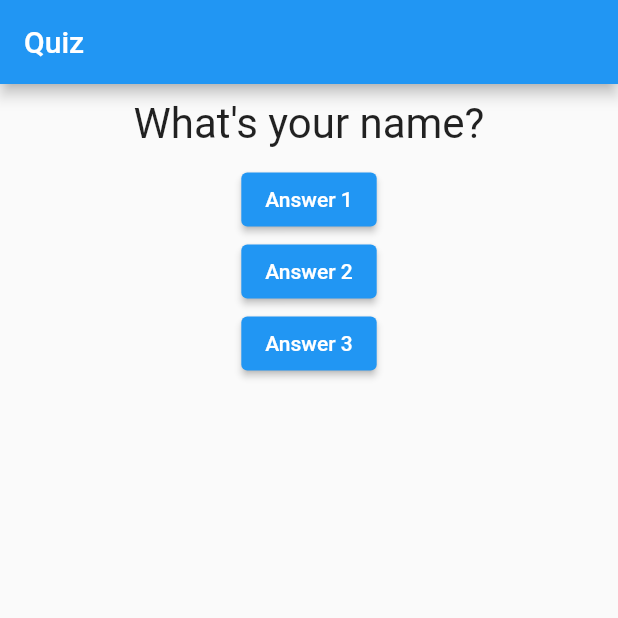
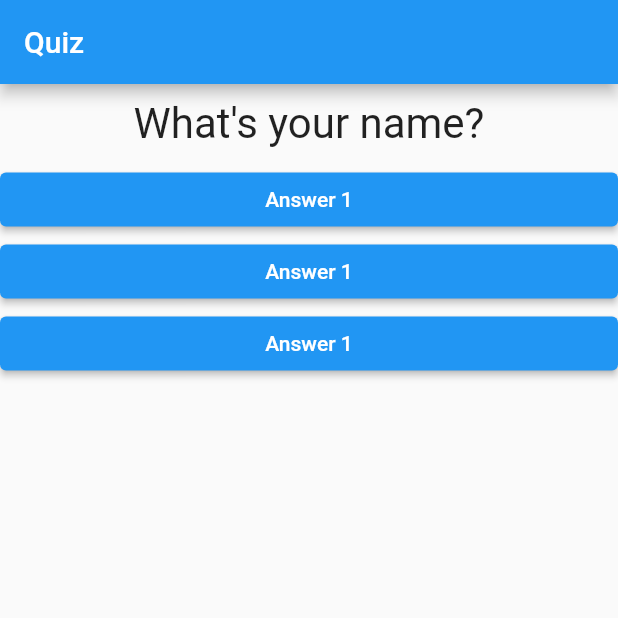
Before and after one commit to SashaPilevich/dart-flutter-basic, a Flutter app: the screen it shows after launch, on a phone screen of 412 x 824 dp, the top half of it. Run offline on Flutter 3.47's test engine with Material 2 defaults, Android fonts, the phone set to English and light mode, and no system bars.

Commit message:
feat:add custom widget for button

```diff
--- /dev/null
+++ b/flutter_first_app/lib/answer.dart
@@ -0,0 +1,19 @@
+import 'package:flutter/material.dart';
+
+class Answer extends StatelessWidget {
+  final Function selectedHandler;
+  Answer(this.selectedHandler);
+
+  @override
+  Widget build(BuildContext context) {
+    return Container(
+      width: double.infinity,
+      child: ElevatedButton(
+        onPressed: ()=>selectedHandler(),
+        child: Text('Answer 1'),
+        style: ButtonStyle(
+            backgroundColor: MaterialStateProperty.all(Colors.blue)),
+      ),
+    );
+  }
+}
--- a/flutter_first_app/lib/main.dart
+++ b/flutter_first_app/lib/main.dart
@@ -1,5 +1,6 @@
 import 'package:flutter/material.dart';
 import './question.dart';
+import './answer.dart';
 
 void main() {
   runApp(MyApp());
@@ -36,11 +37,9 @@ class _MyAppState extends State<MyApp> {
         body: Column(
           children: [
             Question(questions[_questionIndex]),
-            ElevatedButton(onPressed: _answerQuestion, child: Text('Answer 1')),
-            ElevatedButton(onPressed: _answerQuestion, child: Text('Answer 2')),
-            ElevatedButton(
-                onPressed: () => print('Answer 3 chosen'),
-                child: Text('Answer 3')),
+            Answer(_answerQuestion),
+            Answer(_answerQuestion),
+            Answer(_answerQuestion),
           ],
         ),
       ),
```
